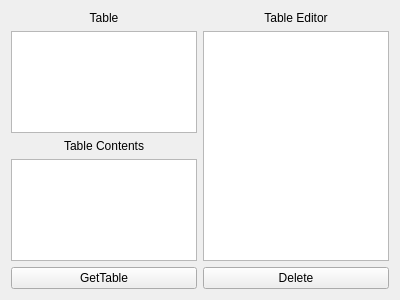
First picture: the form in scadagui/tableeditwindow.ui, repository MaxwellMcFarlane/DMS, before the edit.
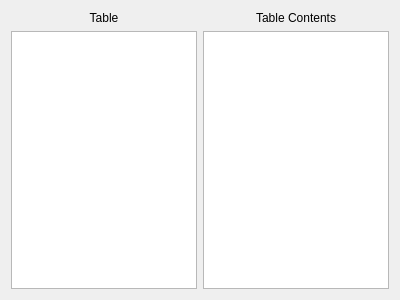
Second picture: the form after the edit.

```diff
--- a/scadagui/tableeditwindow.ui
+++ b/scadagui/tableeditwindow.ui
@@ -14,6 +14,27 @@
    <string>Form</string>
   </property>
   <layout class="QGridLayout" name="gridLayout">
+   <item row="0" column="1">
+    <layout class="QVBoxLayout" name="verticalLayout_3">
+     <item>
+      <widget class="QLabel" name="label_3">
+       <property name="text">
+        <string>Table Contents</string>
+       </property>
+       <property name="alignment">
+        <set>Qt::AlignCenter</set>
+       </property>
+      </widget>
+     </item>
+     <item>
+      <widget class="QTextEdit" name="TableContentView">
+       <property name="readOnly">
+        <bool>true</bool>
+       </property>
+      </widget>
+     </item>
+    </layout>
+   </item>
    <item row="0" column="0">
     <layout class="QVBoxLayout" name="verticalLayout_2">
      <item>
@@ -33,76 +54,8 @@
        </item>
       </layout>
      </item>
-     <item>
-      <layout class="QVBoxLayout" name="verticalLayout_3">
-       <item>
-        <widget class="QLabel" name="label_3">
-         <property name="text">
-          <string>Table Contents</string>
-         </property>
-         <property name="alignment">
-          <set>Qt::AlignCenter</set>
-         </property>
-        </widget>
-       </item>
-       <item>
-        <widget class="QTextEdit" name="TableContentView"/>
-       </item>
-      </layout>
-     </item>
     </layout>
    </item>
-   <item row="0" column="1">
-    <layout class="QVBoxLayout" name="verticalLayout_4">
-     <item>
-      <widget class="QLabel" name="label_4">
-       <property name="text">
-        <string>Table Editor</string>
-       </property>
-       <property name="alignment">
-        <set>Qt::AlignCenter</set>
-       </property>
-      </widget>
-     </item>
-     <item>
-      <widget class="QTableWidget" name="tableWidget">
-       <property name="columnCount">
-        <number>1</number>
-       </property>
-       <attribute name="horizontalHeaderVisible">
-        <bool>false</bool>
-       </attribute>
-       <attribute name="horizontalHeaderHighlightSections">
-        <bool>false</bool>
-       </attribute>
-       <attribute name="horizontalHeaderStretchLastSection">
-        <bool>true</bool>
-       </attribute>
-       <attribute name="verticalHeaderVisible">
-        <bool>true</bool>
-       </attribute>
-       <attribute name="verticalHeaderStretchLastSection">
-        <bool>false</bool>
-       </attribute>
-       <column/>
-      </widget>
-     </item>
-    </layout>
-   </item>
-   <item row="1" column="0">
-    <widget class="QPushButton" name="getTablebutton">
-     <property name="text">
-      <string>GetTable</string>
-     </property>
-    </widget>
-   </item>
-   <item row="1" column="1">
-    <widget class="QPushButton" name="deletebutton">
-     <property name="text">
-      <string>Delete</string>
-     </property>
-    </widget>
-   </item>
   </layout>
  </widget>
  <resources/>
```
